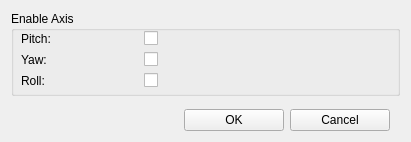
First picture: the form in ftnoir_tracker_rift/ftnoir_rift_clientcontrols.ui, repository opentrack/opentrack, before the edit.
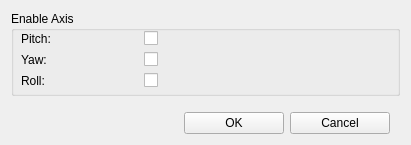
Second picture: the form after the edit. Icons and pictures are not drawn.

Patch:
```diff
--- a/ftnoir_tracker_rift/ftnoir_rift_clientcontrols.ui
+++ b/ftnoir_tracker_rift/ftnoir_rift_clientcontrols.ui
@@ -7,7 +7,7 @@
     <x>0</x>
     <y>0</y>
     <width>411</width>
-    <height>142</height>
+    <height>145</height>
    </rect>
   </property>
   <property name="windowTitle">
```
Left out of the diff: 24 changed lines with no effect on the pictures. Lines whose indentation alone changed are shown as unchanged.
